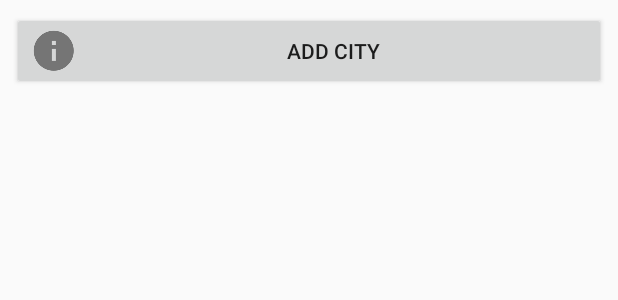
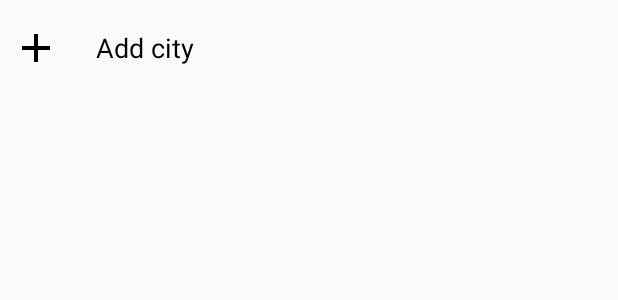
Before and after one commit to zino-android/Yandex_Weather, an Android app: the layout add_city_item.xml on its own in the app's theme, with its tools: preview values and no code run, on a phone screen of 412 x 824 dp. Shown: the top 300 px of the screen. Run offline under Robolectric (Android 15) with nearby library versions, the phone set to English and light mode, and no system bars.

Commit message:
Changed design of navigation drawer

```diff
--- a/app/src/main/res/drawable/marker_circle.xml
+++ b/app/src/main/res/drawable/marker_circle.xml
@@ -3,5 +3,5 @@
     android:width="24dp"
     android:viewportWidth="24"
     android:viewportHeight="24">
-    <path android:fillColor="#FFF" android:pathData="M12,20A8,8 0 0,1 4,12A8,8 0 0,1 12,4A8,8 0 0,1 20,12A8,8 0 0,1 12,20M12,2A10,10 0 0,0 2,12A10,10 0 0,0 12,22A10,10 0 0,0 22,12A10,10 0 0,0 12,2M12,12.5A1.5,1.5 0 0,1 10.5,11A1.5,1.5 0 0,1 12,9.5A1.5,1.5 0 0,1 13.5,11A1.5,1.5 0 0,1 12,12.5M12,7.2C9.9,7.2 8.2,8.9 8.2,11C8.2,14 12,17.5 12,17.5C12,17.5 15.8,14 15.8,11C15.8,8.9 14.1,7.2 12,7.2Z" />
+    <path android:fillColor="#000" android:pathData="M12,20A8,8 0 0,1 4,12A8,8 0 0,1 12,4A8,8 0 0,1 20,12A8,8 0 0,1 12,20M12,2A10,10 0 0,0 2,12A10,10 0 0,0 12,22A10,10 0 0,0 22,12A10,10 0 0,0 12,2M12,12.5A1.5,1.5 0 0,1 10.5,11A1.5,1.5 0 0,1 12,9.5A1.5,1.5 0 0,1 13.5,11A1.5,1.5 0 0,1 12,12.5M12,7.2C9.9,7.2 8.2,8.9 8.2,11C8.2,14 12,17.5 12,17.5C12,17.5 15.8,14 15.8,11C15.8,8.9 14.1,7.2 12,7.2Z" />
 </vector>
--- /dev/null
+++ b/app/src/main/res/drawable/plus.xml
@@ -0,0 +1,8 @@
+<?xml version="1.0" encoding="utf-8"?>
+<vector xmlns:android="http://schemas.android.com/apk/res/android"
+    android:height="24dp"
+    android:width="24dp"
+    android:viewportWidth="24"
+    android:viewportHeight="24">
+    <path android:fillColor="#000" android:pathData="M19,13H13V19H11V13H5V11H11V5H13V11H19V13Z" />
+</vector>
--- a/app/src/main/res/layout/activity_main.xml
+++ b/app/src/main/res/layout/activity_main.xml
@@ -15,8 +15,7 @@
         <android.support.design.widget.AppBarLayout
             android:layout_width="match_parent"
             android:layout_height="wrap_content"
-            android:theme="@style/AppTheme.AppBarOverlay"
-            >
+            android:theme="@style/AppTheme.AppBarOverlay">
 
             <android.support.v7.widget.Toolbar
                 android:id="@+id/toolbar"
@@ -40,7 +39,7 @@
         android:layout_width="match_parent"
         android:layout_height="match_parent"
         android:layout_gravity="start"
-        android:background="@color/colorPrimary"
+        android:background="@color/colorDrawer"
         android:fitsSystemWindows="true"
         app:itemBackground="@android:color/transparent" />
 
--- a/app/src/main/res/layout/add_city_item.xml
+++ b/app/src/main/res/layout/add_city_item.xml
@@ -1,16 +1,28 @@
 <?xml version="1.0" encoding="utf-8"?>
-<LinearLayout xmlns:android="http://schemas.android.com/apk/res/android"
-    android:orientation="vertical" android:layout_width="match_parent"
-    android:layout_height="wrap_content">
+<RelativeLayout xmlns:android="http://schemas.android.com/apk/res/android"
+    android:id="@+id/add_city_relative_layout"
+    android:layout_width="match_parent"
+    android:layout_height="64dp"
+    android:background="?selectableItemBackground"
+    android:orientation="vertical">
 
-    <Button
-        android:id="@+id/add_city_button"
+    <ImageView
+        android:id="@+id/iv_icon"
+        android:layout_width="48dp"
+        android:layout_height="48dp"
+        android:layout_centerVertical="true"
+        android:padding="8dp"
+        android:src="@drawable/plus" />
+
+    <TextView
         android:layout_width="match_parent"
-        android:layout_height="wrap_content"
+        android:layout_height="match_parent"
+        android:layout_toEndOf="@+id/iv_icon"
+        android:layout_toRightOf="@+id/iv_icon"
+        android:gravity="center_vertical"
+        android:padding="16dp"
         android:text="@string/add_city"
-        android:layout_margin="8dp"
-        android:drawableLeft="@drawable/ic_menu_about"
+        android:textColor="@android:color/black"
+        android:textSize="18sp" />
 
-        />
-
-</LinearLayout>
+</RelativeLayout>
--- a/app/src/main/res/values/colors.xml
+++ b/app/src/main/res/values/colors.xml
@@ -1,10 +1,16 @@
 <?xml version="1.0" encoding="utf-8"?>
 <resources>
-    <color name="colorPrimary">#fff177</color>
-    <color name="colorPrimaryDark">#fff642</color>
-    <color name="colorAccent">#FF4081</color>
+    <color name="colorPrimary">#FFEE58</color>
+    <color name="colorPrimaryDark">#FFEB3B</color>
+    <color name="colorPrimaryLight">#FFF9C4</color>
+    <color name="colorAccent">#448AFF</color>
+    <color name="colorDrawer">#B3E5FC</color>
 
-    <color name="colorSunnyDay">#39BFFD</color>
+    <color name="primary_text">#212121</color>
+    <color name="secondary_text">#757575</color>
+    <color name="colorSelectedCity">#FFB300</color>
+    <color name="divider">#BDBDBD</color>
+
 
     <color name="red">#fc1313</color>
     <color name="blue">#5d4aea</color>
```
Also changed, not shown: app/src/main/java/com/chichkanov/yandex_weather/ui/adapter/CityAdapter.java (+35 -44 lines), app/src/main/java/com/chichkanov/yandex_weather/ui/main/MainActivity.java (+7 -15 lines), app/src/main/res/drawable/change_city_edit_text_background.xml (+4 -8 lines), app/src/main/res/layout/city_item.xml (+5 -5 lines).
